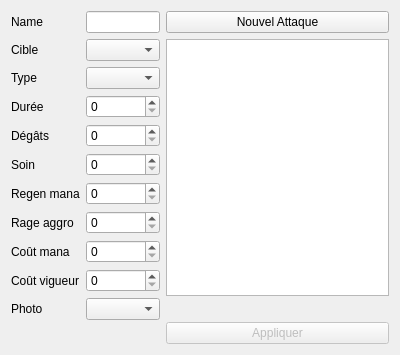
Old version of the form app/view/forms/editattakview.ui in the repository r0nd0ud0u/qt-rpg.
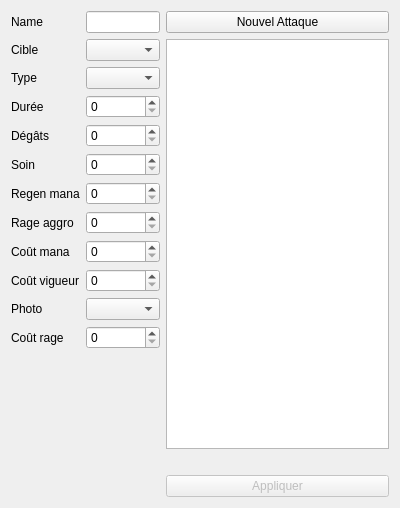
New version of the form. Icons and pictures are not drawn. Custom widgets are drawn as their Qt base class.

Commit message: add berseck cost fields

What changed in the file:
```diff
--- a/app/view/forms/editattakview.ui
+++ b/app/view/forms/editattakview.ui
@@ -7,7 +7,7 @@
     <x>0</x>
     <y>0</y>
     <width>400</width>
-    <height>346</height>
+    <height>508</height>
    </rect>
   </property>
   <property name="windowTitle">
@@ -155,6 +155,20 @@
          </property>
         </widget>
        </item>
+       <item row="11" column="0">
+        <widget class="QLabel" name="berseck_label">
+         <property name="text">
+          <string>Coût rage</string>
+         </property>
+        </widget>
+       </item>
+       <item row="11" column="1">
+        <widget class="QSpinBox" name="berseck_spinBox">
+         <property name="maximum">
+          <number>1000</number>
+         </property>
+        </widget>
+       </item>
       </layout>
      </item>
      <item>
```
The commit also changes 3 other files.
